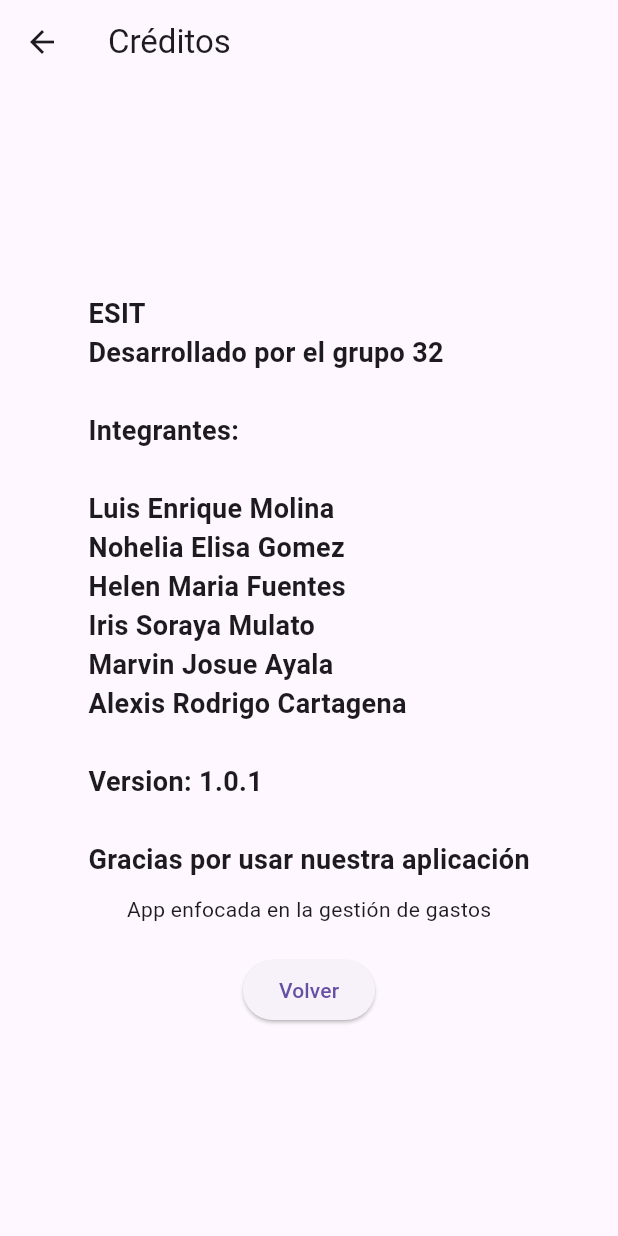
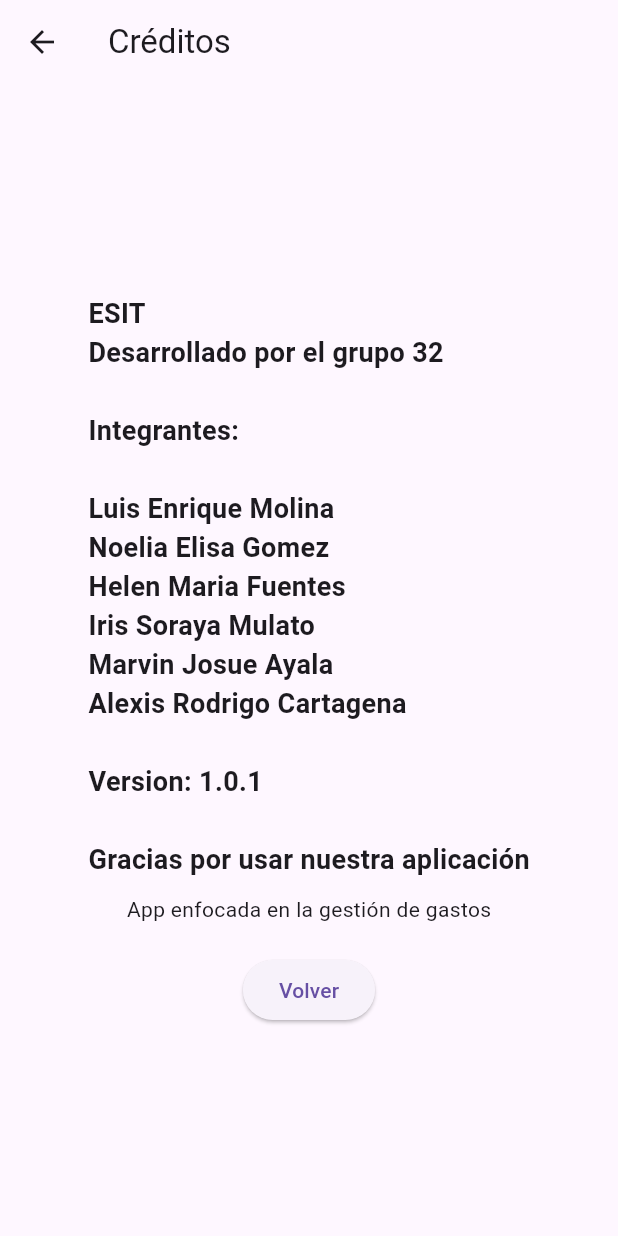
Before and after one commit to jerez0092/moneymanagentapp, a Flutter app: the CreditosScreen screen opened directly, on a phone screen of 412 x 824 dp. Run offline on Flutter 3.47's test engine with Material 3 defaults, Android fonts, the phone set to English and light mode, and no system bars; our stand-ins replace sqflite; accounts and stored records are empty.

Commit message:
Update main.dart

```diff
--- a/lib/main.dart
+++ b/lib/main.dart
@@ -197,7 +197,7 @@ class CreditosScreen extends StatelessWidget {
         child: Column(
           mainAxisAlignment: MainAxisAlignment.center,
           children: [
-            Text("ESIT\nDesarrollado por el grupo 32 \n\nIntegrantes:\n\nLuis Enrique Molina \nNohelia Elisa Gomez \nHelen Maria Fuentes \nIris Soraya Mulato \nMarvin Josue Ayala \nAlexis Rodrigo Cartagena \n\nVersion: 1.0.1 \n\nGracias por usar nuestra aplicación",
+            Text("ESIT\nDesarrollado por el grupo 32 \n\nIntegrantes:\n\nLuis Enrique Molina \nNoelia Elisa Gomez \nHelen Maria Fuentes \nIris Soraya Mulato \nMarvin Josue Ayala \nAlexis Rodrigo Cartagena \n\nVersion: 1.0.1 \n\nGracias por usar nuestra aplicación",
                 style: TextStyle(fontSize: 18, fontWeight: FontWeight.bold)),
             SizedBox(height: 10),
             Text("App enfocada en la gestión de gastos"),
@@ -213,12 +213,13 @@ class CreditosScreen extends StatelessWidget {
   }
 }
 
-// Pantalla de Gestión de Gastos con formulario
+// Pantalla de Gestión de Gastos.
 class GestionGastosScreen extends StatefulWidget {
   @override
   _GestionGastosScreenState createState() => _GestionGastosScreenState();
 }
 
+// Lista de Gastos, formulario y eliminación de gastos
 class _GestionGastosScreenState extends State<GestionGastosScreen> {
   final dbHelper = DatabaseHelper.instance;
   List<Map<String, dynamic>> gastos = [];
@@ -383,4 +384,5 @@ class _GestionGastosScreenState extends State<GestionGastosScreen> {
   }
 }
 
-//muchas de las clases estan nombradas en ingles porque el material de apoyo estaba en ingles y para practicar se uso ese formato.
+//muchas de las clases estan nombradas en ingles porque el material de apoyo estaba en
+//ingles y para practicar se uso ese formato.
```
